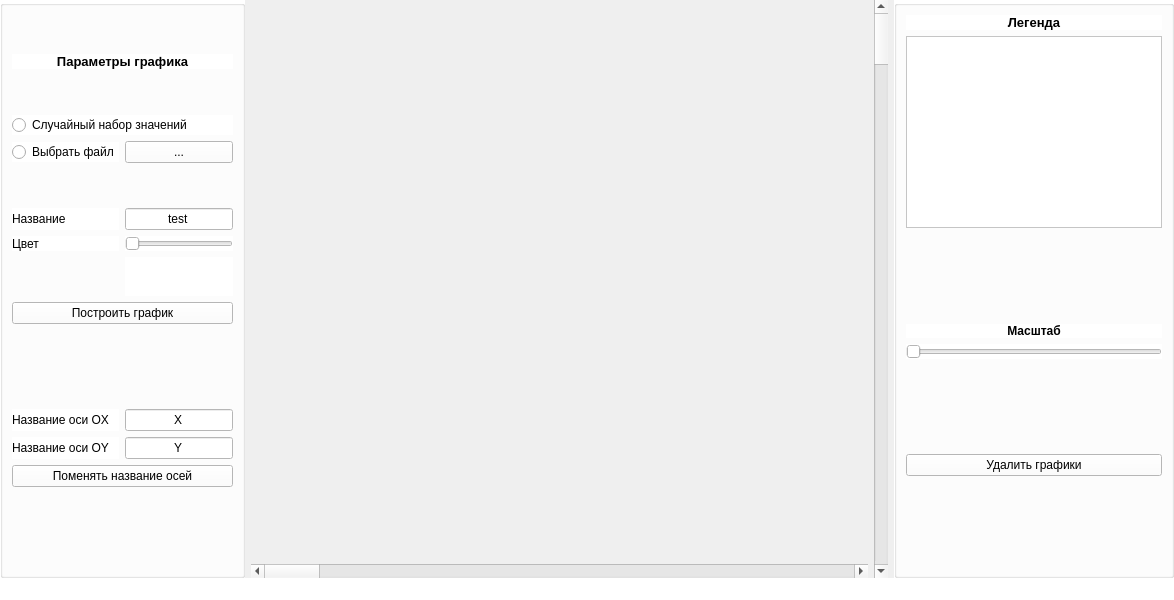
Above: graph/mainwindow.ui from KillReal01/BuildGraph before the change. Below: the same form after it.
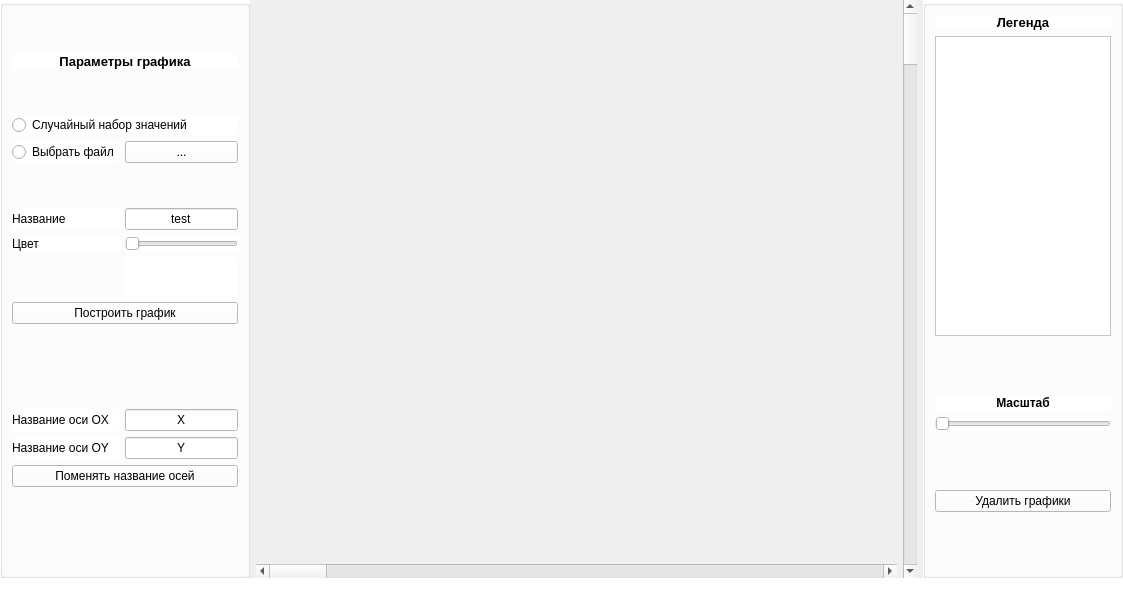
That is the form after the change.

What changed in the file:
```diff
--- a/graph/mainwindow.ui
+++ b/graph/mainwindow.ui
@@ -6,7 +6,7 @@
    <rect>
     <x>0</x>
     <y>0</y>
-    <width>1174</width>
+    <width>1123</width>
     <height>600</height>
    </rect>
   </property>
@@ -90,10 +90,16 @@
       </property>
       <property name="minimumSize">
        <size>
-        <width>150</width>
+        <width>200</width>
         <height>0</height>
        </size>
       </property>
+      <property name="maximumSize">
+       <size>
+        <width>200</width>
+        <height>16777215</height>
+       </size>
+      </property>
       <property name="styleSheet">
        <string notr="true">background: rgb(255, 255, 255)</string>
       </property>
@@ -118,7 +124,20 @@
         </widget>
        </item>
        <item>
-        <widget class="QListWidget" name="listWidget"/>
+        <widget class="QListWidget" name="listWidget">
+         <property name="minimumSize">
+          <size>
+           <width>0</width>
+           <height>300</height>
+          </size>
+         </property>
+         <property name="maximumSize">
+          <size>
+           <width>300</width>
+           <height>16777215</height>
+          </size>
+         </property>
+        </widget>
        </item>
        <item>
         <spacer name="verticalSpacer_4">
@@ -201,10 +220,16 @@
       </property>
       <property name="minimumSize">
        <size>
-        <width>200</width>
+        <width>250</width>
         <height>0</height>
        </size>
       </property>
+      <property name="maximumSize">
+       <size>
+        <width>250</width>
+        <height>16777215</height>
+       </size>
+      </property>
       <property name="styleSheet">
        <string notr="true">background: rgb(255, 255, 255)</string>
       </property>
```
Left out of the diff: 2 changed lines with no effect on the pictures.
